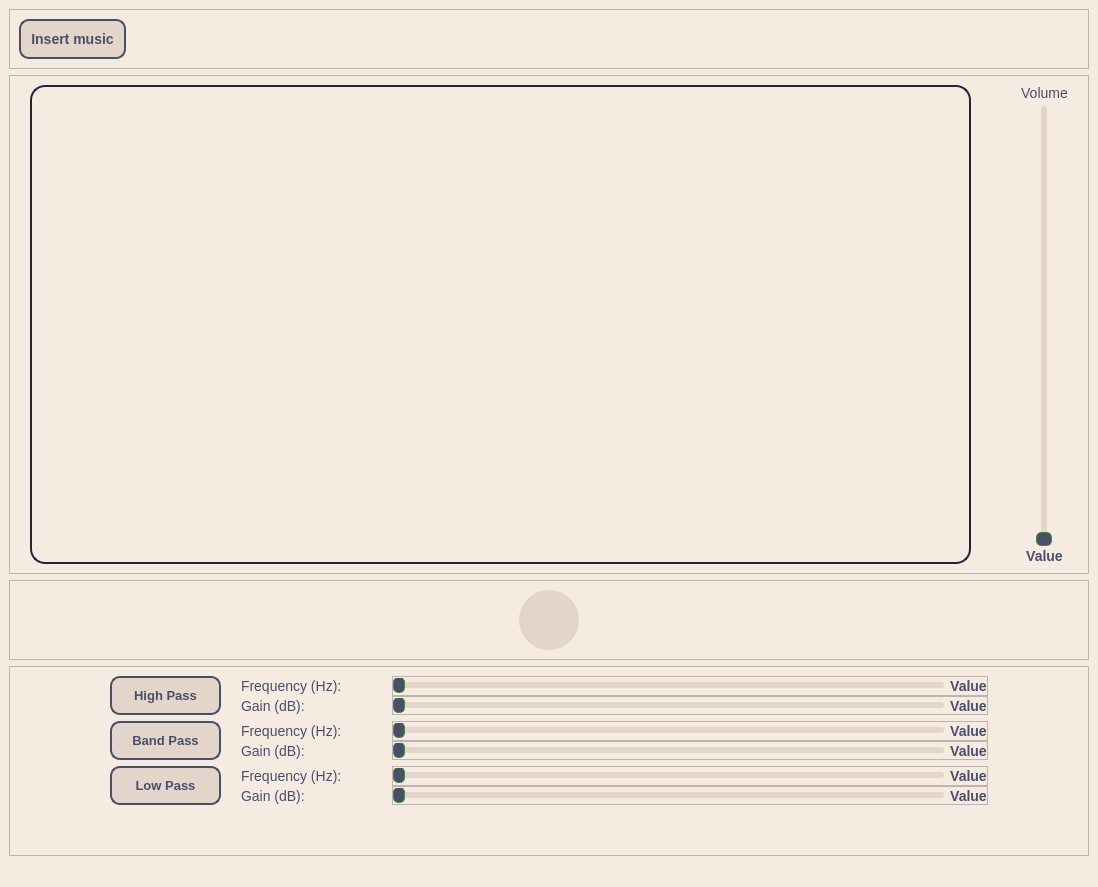
Qt form GUI.ui (hoangm960/eq-hand) before a commit.
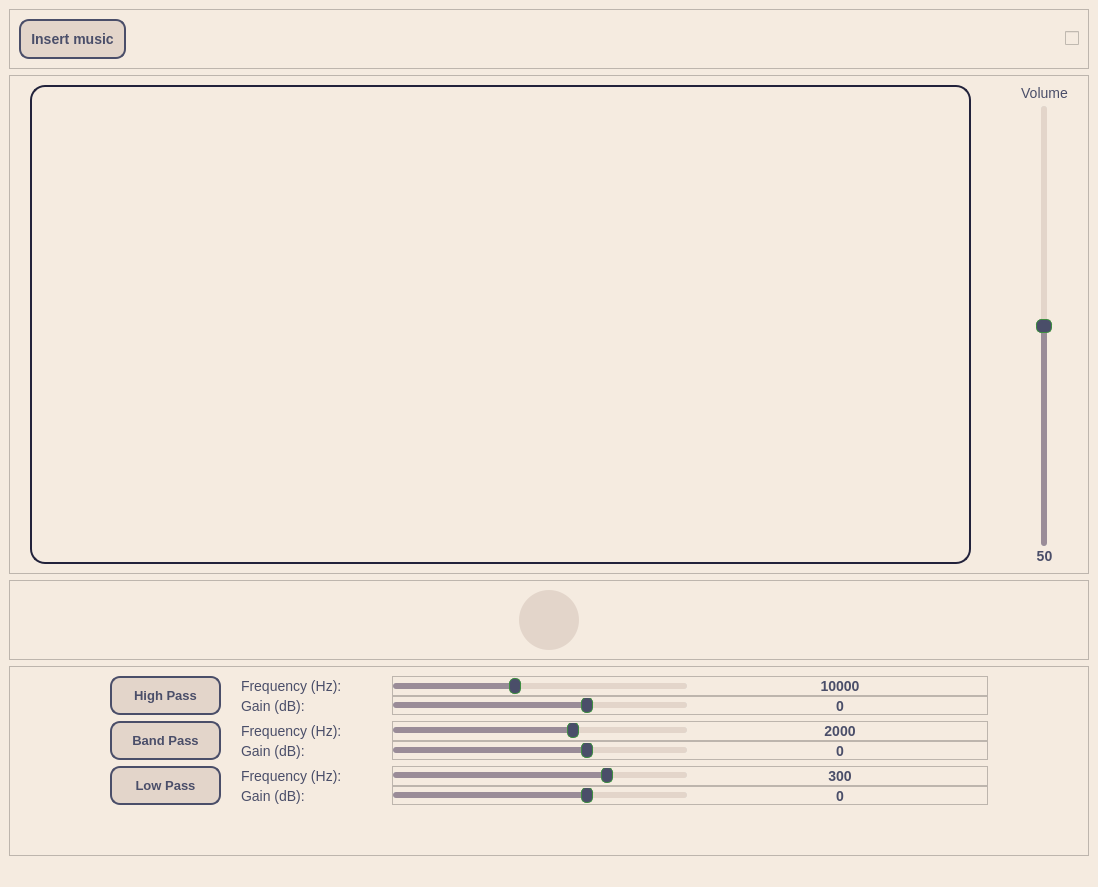
The same form after that commit. Icons and pictures are not drawn.

```diff
--- a/GUI.ui
+++ b/GUI.ui
@@ -42,6 +42,14 @@
         <verstretch>0</verstretch>
        </sizepolicy>
       </property>
+      <property name="font">
+       <font>
+        <family>Yu Gothic UI</family>
+        <pointsize>14</pointsize>
+        <weight>75</weight>
+        <bold>true</bold>
+       </font>
+      </property>
       <property name="frameShape">
        <enum>QFrame::StyledPanel</enum>
       </property>
@@ -78,6 +86,13 @@
          </property>
         </spacer>
        </item>
+       <item>
+        <widget class="QCheckBox" name="active_checkbox">
+         <property name="text">
+          <string/>
+         </property>
+        </widget>
+       </item>
       </layout>
      </widget>
     </item>
@@ -189,6 +204,12 @@
 }
 </string>
              </property>
+             <property name="maximum">
+              <number>100</number>
+             </property>
+             <property name="value">
+              <number>50</number>
+             </property>
              <property name="orientation">
               <enum>Qt::Vertical</enum>
              </property>
@@ -203,7 +224,7 @@
 font-family: &quot;Poppins&quot;; </string>
              </property>
              <property name="text">
-              <string>Value</string>
+              <string>50</string>
              </property>
              <property name="alignment">
               <set>Qt::AlignCenter</set>
@@ -337,6 +358,14 @@
         <verstretch>0</verstretch>
        </sizepolicy>
       </property>
+      <property name="font">
+       <font>
+        <family>Yu Gothic UI</family>
+        <pointsize>14</pointsize>
+        <weight>75</weight>
+        <bold>true</bold>
+       </font>
+      </property>
       <property name="styleSheet">
        <string notr="true">#high_label,
 #band_label,
@@ -346,7 +375,6 @@
 	background-color: #E3D5CA;         
 	font-weight: bold;
 	font-size: 13px;
-	font-family: &quot;Poppins&quot;;
 	border-radius: 10px;
 	border: 2px solid #4A4E69;
 	padding: 10px 20px;
@@ -375,6 +403,20 @@
 QSlider::add-page:horizontal {
     background: #E3D5CA;
     border-radius: 3px;
+}
+
+#high_freq_value,
+#high_gain_value,
+#band_freq_value,
+#band_gain_value,
+#low_freq_value,
+#low_gain_value
+{
+	color: #4A4E69;  
+	font-weight: bold;
+	font-size: 14px;
+	font-family: &quot;Poppins&quot;;
+	padding: 0 10px;
 }</string>
       </property>
       <property name="frameShape">
@@ -480,21 +522,30 @@
                 <verstretch>0</verstretch>
                </sizepolicy>
               </property>
+              <property name="minimum">
+               <number>400</number>
+              </property>
+              <property name="maximum">
+               <number>3000</number>
+              </property>
+              <property name="value">
+               <number>2000</number>
+              </property>
               <property name="orientation">
                <enum>Qt::Horizontal</enum>
               </property>
              </widget>
             </item>
             <item>
-             <widget class="QLabel" name="label_28">
-              <property name="styleSheet">
-               <string notr="true">color: #4A4E69;  
-font-weight: bold;
-font-size: 14px;
-font-family: &quot;Poppins&quot;; </string>
+             <widget class="QLabel" name="band_freq_value">
+              <property name="sizePolicy">
+               <sizepolicy hsizetype="MinimumExpanding" vsizetype="Preferred">
+                <horstretch>0</horstretch>
+                <verstretch>0</verstretch>
+               </sizepolicy>
               </property>
               <property name="text">
-               <string>Value</string>
+               <string>2000</string>
               </property>
               <property name="alignment">
                <set>Qt::AlignCenter</set>
@@ -539,21 +590,27 @@
                 <verstretch>0</verstretch>
                </sizepolicy>
               </property>
+              <property name="minimum">
+               <number>-20</number>
+              </property>
+              <property name="maximum">
+               <number>10</number>
+              </property>
               <property name="orientation">
                <enum>Qt::Horizontal</enum>
               </property>
              </widget>
             </item>
             <item>
-             <widget class="QLabel" name="label_29">
-              <property name="styleSheet">
-               <string notr="true">color: #4A4E69;  
-font-weight: bold;
-font-size: 14px;
-font-family: &quot;Poppins&quot;; </string>
+             <widget class="QLabel" name="band_gain_value">
+              <property name="sizePolicy">
+               <sizepolicy hsizetype="MinimumExpanding" vsizetype="Preferred">
+                <horstretch>0</horstretch>
+                <verstretch>0</verstretch>
+               </sizepolicy>
               </property>
               <property name="text">
-               <string>Value</string>
+               <string>0</string>
               </property>
               <property name="alignment">
                <set>Qt::AlignCenter</set>
@@ -649,21 +706,33 @@
                 <verstretch>0</verstretch>
                </sizepolicy>
               </property>
+              <property name="minimum">
+               <number>20</number>
+              </property>
+              <property name="maximum">
+               <number>400</number>
+              </property>
+              <property name="value">
+               <number>300</number>
+              </property>
+              <property name="sliderPosition">
+               <number>300</number>
+              </property>
               <property name="orientation">
                <enum>Qt::Horizontal</enum>
               </property>
              </widget>
             </item>
             <item>
-             <widget class="QLabel" name="label_31">
-              <property name="styleSheet">
-               <string notr="true">color: #4A4E69;  
-font-weight: bold;
-font-size: 14px;
-font-family: &quot;Poppins&quot;; </string>
+             <widget class="QLabel" name="low_freq_value">
+              <property name="sizePolicy">
+               <sizepolicy hsizetype="MinimumExpanding" vsizetype="Preferred">
+                <horstretch>0</horstretch>
+                <verstretch>0</verstretch>
+               </sizepolicy>
               </property>
               <property name="text">
-               <string>Value</string>
+               <string>300</string>
               </property>
               <property name="alignment">
                <set>Qt::AlignCenter</set>
@@ -708,21 +777,27 @@
                 <verstretch>0</verstretch>
                </sizepolicy>
               </property>
+              <property name="minimum">
+               <number>-20</number>
+              </property>
+              <property name="maximum">
+               <number>10</number>
+              </property>
               <property name="orientation">
                <enum>Qt::Horizontal</enum>
               </property>
              </widget>
             </item>
             <item>
-             <widget class="QLabel" name="label_32">
-              <property name="styleSheet">
-               <string notr="true">color: #4A4E69;  
-font-weight: bold;
-font-size: 14px;
-font-family: &quot;Poppins&quot;; </string>
+             <widget class="QLabel" name="low_gain_value">
+              <property name="sizePolicy">
+               <sizepolicy hsizetype="MinimumExpanding" vsizetype="Preferred">
+                <horstretch>0</horstretch>
+                <verstretch>0</verstretch>
+               </sizepolicy>
               </property>
               <property name="text">
-               <string>Value</string>
+               <string>0</string>
               </property>
               <property name="alignment">
                <set>Qt::AlignCenter</set>
@@ -813,26 +888,38 @@
             <item>
              <widget class="QSlider" name="horizontalSlider_11">
               <property name="sizePolicy">
-               <sizepolicy hsizetype="Expanding" vsizetype="Fixed">
+               <sizepolicy hsizetype="Expanding" vsizetype="Preferred">
                 <horstretch>0</horstretch>
                 <verstretch>0</verstretch>
                </sizepolicy>
               </property>
+              <property name="minimum">
+               <number>3000</number>
+              </property>
+              <property name="maximum">
+               <number>20000</number>
+              </property>
+              <property name="value">
+               <number>10000</number>
+              </property>
               <property name="orientation">
                <enum>Qt::Horizontal</enum>
               </property>
              </widget>
             </item>
             <item>
-             <widget class="QLabel" name="label_23">
+             <widget class="QLabel" name="high_freq_value">
+              <property name="sizePolicy">
+               <sizepolicy hsizetype="MinimumExpanding" vsizetype="Preferred">
+                <horstretch>0</horstretch>
+                <verstretch>0</verstretch>
+               </sizepolicy>
+              </property>
               <property name="styleSheet">
-               <string notr="true">color: #4A4E69;  
-font-weight: bold;
-font-size: 14px;
-font-family: &quot;Poppins&quot;; </string>
+               <string notr="true"/>
               </property>
               <property name="text">
-               <string>Value</string>
+               <string>10000</string>
               </property>
               <property name="alignment">
                <set>Qt::AlignCenter</set>
@@ -877,21 +964,27 @@
                 <verstretch>0</verstretch>
                </sizepolicy>
               </property>
+              <property name="minimum">
+               <number>-20</number>
+              </property>
+              <property name="maximum">
+               <number>10</number>
+              </property>
               <property name="orientation">
                <enum>Qt::Horizontal</enum>
               </property>
              </widget>
             </item>
             <item>
-             <widget class="QLabel" name="label_26">
-              <property name="styleSheet">
-               <string notr="true">color: #4A4E69;  
-font-weight: bold;
-font-size: 14px;
-font-family: &quot;Poppins&quot;; </string>
+             <widget class="QLabel" name="high_gain_value">
+              <property name="sizePolicy">
+               <sizepolicy hsizetype="MinimumExpanding" vsizetype="Preferred">
+                <horstretch>0</horstretch>
+                <verstretch>0</verstretch>
+               </sizepolicy>
               </property>
               <property name="text">
-               <string>Value</string>
+               <string>0</string>
               </property>
               <property name="alignment">
                <set>Qt::AlignCenter</set>
```
Left out of the diff: 164 changed lines with no effect on the pictures.
